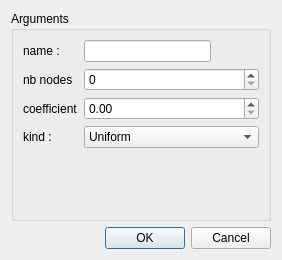
SalomePlatform/hexablock, file src/HEXABLOCKGUI/Law_QTD.ui: the form before one commit.
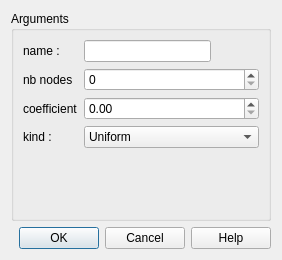
The form after the commit.

Commit message: added: -Propagation, Vector ( completed ) dialog panel. -Help button on all panel. -Delegate for all Panel updated: -menu always showed for each action

```diff
--- a/src/HEXABLOCKGUI/Law_QTD.ui
+++ b/src/HEXABLOCKGUI/Law_QTD.ui
@@ -92,7 +92,7 @@
       <enum>Qt::Horizontal</enum>
      </property>
      <property name="standardButtons">
-      <set>QDialogButtonBox::Cancel|QDialogButtonBox::Ok</set>
+      <set>QDialogButtonBox::Cancel|QDialogButtonBox::Ok|QDialogButtonBox::Help</set>
      </property>
     </widget>
    </item>
```
The commit also changes 37 other files.
